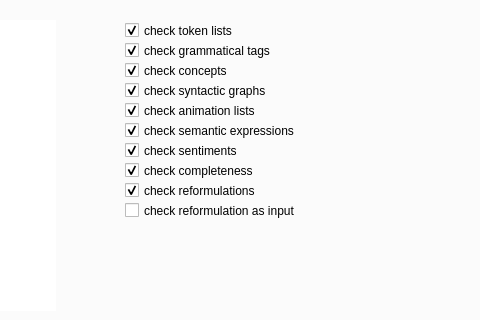
First picture: the form in voicebotgui/src/mainwindow.ui, repository carloacu/onsem, before the edit; both pictures show x 564 to 1044 and y 246 to 566 of the 1272 by 813 pixel window.
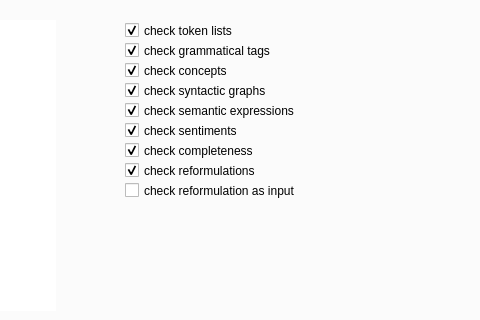
Second picture: the form after the edit. The open tabs and pages were chosen to show the change.

The edit to the form file:
```diff
--- a/voicebotgui/src/mainwindow.ui
+++ b/voicebotgui/src/mainwindow.ui
@@ -635,27 +635,11 @@
            <bool>true</bool>
           </property>
          </widget>
-         <widget class="QCheckBox" name="checkBox_regressiontests_animations">
-          <property name="geometry">
-           <rect>
-            <x>680</x>
-            <y>170</y>
-            <width>211</width>
-            <height>21</height>
-           </rect>
-          </property>
-          <property name="text">
-           <string>check animation lists</string>
-          </property>
-          <property name="checked">
-           <bool>true</bool>
-          </property>
-         </widget>
          <widget class="QCheckBox" name="checkBox_regressiontests_semexps">
           <property name="geometry">
            <rect>
             <x>680</x>
-            <y>190</y>
+            <y>170</y>
             <width>211</width>
             <height>21</height>
            </rect>
@@ -687,7 +671,7 @@
           <property name="geometry">
            <rect>
             <x>680</x>
-            <y>250</y>
+            <y>230</y>
             <width>211</width>
             <height>21</height>
            </rect>
@@ -703,7 +687,7 @@
           <property name="geometry">
            <rect>
             <x>680</x>
-            <y>230</y>
+            <y>210</y>
             <width>211</width>
             <height>21</height>
            </rect>
@@ -719,7 +703,7 @@
           <property name="geometry">
            <rect>
             <x>680</x>
-            <y>210</y>
+            <y>190</y>
             <width>211</width>
             <height>21</height>
            </rect>
@@ -738,7 +722,7 @@
           <property name="geometry">
            <rect>
             <x>680</x>
-            <y>270</y>
+            <y>250</y>
             <width>231</width>
             <height>21</height>
            </rect>
```
Left out of the diff: 2 changed lines with no effect on the pictures.
